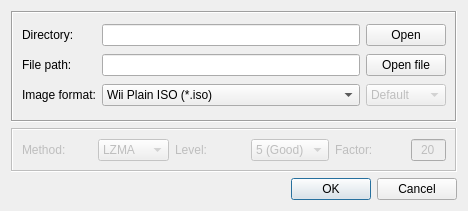
Before: the Qt Designer form resources/ui/wiibafudialog.ui in evertonstz/wiibafu, drawn with Qt 5.
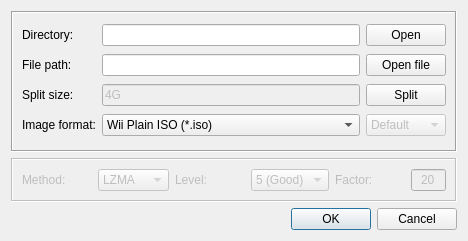
After: the same form once the commit is applied. Icons and pictures are not drawn.

Patch:
```diff
--- a/resources/ui/wiibafudialog.ui
+++ b/resources/ui/wiibafudialog.ui
@@ -9,8 +9,8 @@
    <rect>
     <x>0</x>
     <y>0</y>
-    <width>442</width>
-    <height>211</height>
+    <width>450</width>
+    <height>241</height>
    </rect>
   </property>
   <property name="windowIcon">
@@ -87,7 +87,7 @@
         </property>
        </widget>
       </item>
-      <item row="2" column="0">
+      <item row="3" column="0">
        <widget class="QLabel" name="label_ImageFormat">
         <property name="locale">
          <locale language="English" country="UnitedStates"/>
@@ -97,7 +97,7 @@
         </property>
        </widget>
       </item>
-      <item row="2" column="1">
+      <item row="3" column="1">
        <widget class="QComboBox" name="comboBox_ImageFormat">
         <property name="locale">
          <locale language="English" country="UnitedStates"/>
@@ -129,7 +129,7 @@
         </item>
        </widget>
       </item>
-      <item row="2" column="2">
+      <item row="3" column="2">
        <widget class="QComboBox" name="comboBox_compressionDefaults">
         <property name="enabled">
          <bool>false</bool>
@@ -161,6 +161,37 @@
         </item>
        </widget>
       </item>
+      <item row="2" column="1">
+       <widget class="QLineEdit" name="lineEdit_SplitSize">
+        <property name="enabled">
+         <bool>false</bool>
+        </property>
+        <property name="toolTip">
+         <string>Split size and optional unit factor 'kmgtpe' (base=1000] or 'KMGTPE' (base=1024)
+Default value is 4G</string>
+        </property>
+        <property name="text">
+         <string>4G</string>
+        </property>
+       </widget>
+      </item>
+      <item row="2" column="0">
+       <widget class="QLabel" name="label_SplitSize">
+        <property name="text">
+         <string>Split size:</string>
+        </property>
+       </widget>
+      </item>
+      <item row="2" column="2">
+       <widget class="QPushButton" name="pushButton_Split">
+        <property name="text">
+         <string>Split</string>
+        </property>
+        <property name="checkable">
+         <bool>true</bool>
+        </property>
+       </widget>
+      </item>
      </layout>
     </widget>
    </item>
```
